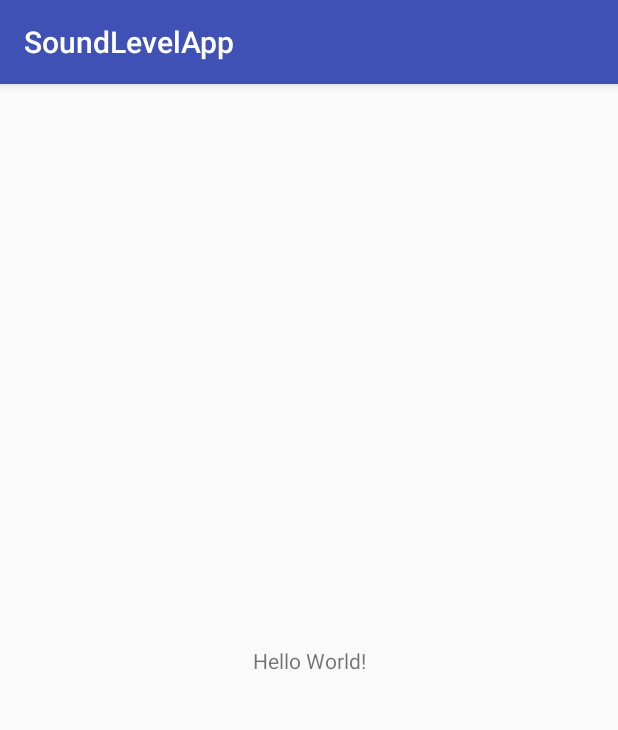
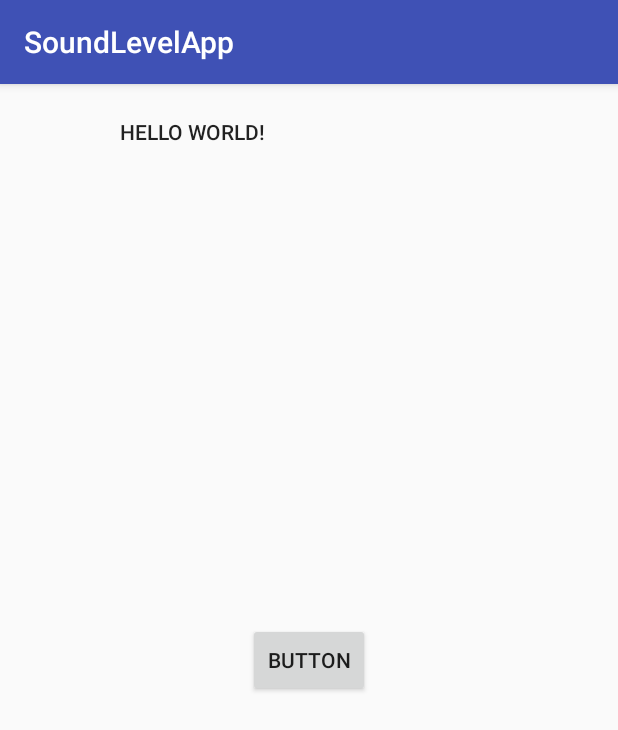
Before and after one commit to ThierrySt-Arnaud/390C-Project, an Android app: the screen it shows after launch (MainActivity), on a phone screen of 412 x 824 dp. Shown: the top 730 px of the screen. Run offline under Robolectric (Android 15) with nearby library versions, the phone set to English and light mode, and no system bars.

Commit message:
Meter Configuration
made the activity for meter configuration with the edittext option to edit the name,project name, location. A basic layout for the meter configuration.

```diff
--- a/SoundLevelApp/app/src/main/java/ca/concordia/teamc/soundlevelapp/MainActivity.java
+++ b/SoundLevelApp/app/src/main/java/ca/concordia/teamc/soundlevelapp/MainActivity.java
@@ -1,13 +1,28 @@
 package ca.concordia.teamc.soundlevelapp;
 
+import android.content.Intent;
 import android.support.v7.app.AppCompatActivity;
 import android.os.Bundle;
+import android.view.View;
+import android.widget.Button;
 
 public class MainActivity extends AppCompatActivity {
+
+    protected SharedPreferenceHelper sharedPreferenceHelper;
+    protected Button button = null;
 
     @Override
     protected void onCreate(Bundle savedInstanceState) {
         super.onCreate(savedInstanceState);
         setContentView(R.layout.activity_main);
+
+
+        sharedPreferenceHelper = new SharedPreferenceHelper(MainActivity.this);
+        button = (Button) findViewById(R.id.button2);
+        button.setOnClickListener(new View.OnClickListener() {
+            @Override
+            public void onClick(View v) {startActivity(new Intent(MainActivity.this, MeterConfigScreen.class));
+            }
+        });
     }
 }
--- /dev/null
+++ b/SoundLevelApp/app/src/main/java/ca/concordia/teamc/soundlevelapp/SharedPreferenceHelper.java
@@ -0,0 +1,35 @@
+package ca.concordia.teamc.soundlevelapp;
+
+import android.content.Context;
+import android.content.SharedPreferences;
+
+
+public class SharedPreferenceHelper {
+    private SharedPreferences sharedPreferences;
+    public SharedPreferenceHelper(Context context)
+    {
+        sharedPreferences = context.getSharedPreferences("ProfilePreference",
+                Context.MODE_PRIVATE );
+    }
+    public void saveProfileName(Profile profile)
+    {
+        SharedPreferences.Editor editor = sharedPreferences.edit();
+        editor.putString("profileName",profile.getName() );
+        editor.putString("profileProject",profile.getProject() );
+        editor.putString("profileLocation",profile.getLocation() );
+        editor.commit();
+    }
+    public String getProfileName()
+    {
+        return sharedPreferences.getString("profileName", null);
+    }
+    public String getProfileProject()
+    {
+        return sharedPreferences.getString("profileProject", null);
+    }
+    public String getProfileLocation()
+    {
+        return sharedPreferences.getString("profileLocation", null);
+    }
+
+}
--- a/SoundLevelApp/app/src/main/res/layout/activity_main.xml
+++ b/SoundLevelApp/app/src/main/res/layout/activity_main.xml
@@ -6,13 +6,30 @@
     android:layout_height="match_parent"
     tools:context="ca.concordia.teamc.soundlevelapp.MainActivity">
 
+    <Button
+        android:id="@+id/button2"
+        android:layout_width="81dp"
+        android:layout_height="49dp"
+        android:layout_marginBottom="8dp"
+        android:layout_marginEnd="8dp"
+        android:layout_marginStart="8dp"
+        android:layout_marginTop="8dp"
+        android:text="Button"
+        app:layout_constraintBottom_toBottomOf="parent"
+        app:layout_constraintEnd_toEndOf="parent"
+        app:layout_constraintStart_toStartOf="parent"
+        app:layout_constraintTop_toTopOf="parent" />
+
     <TextView
-        android:layout_width="wrap_content"
-        android:layout_height="wrap_content"
+        android:id="@+id/textView4"
+        android:layout_width="252dp"
+        android:layout_height="73dp"
         android:text="Hello World!"
+        android:textAppearance="@style/TextAppearance.AppCompat.Widget.Button"
         app:layout_constraintBottom_toBottomOf="parent"
         app:layout_constraintLeft_toLeftOf="parent"
         app:layout_constraintRight_toRightOf="parent"
-        app:layout_constraintTop_toTopOf="parent" />
+        app:layout_constraintTop_toTopOf="parent"
+        app:layout_constraintVertical_bias="0.032" />
 
 </android.support.constraint.ConstraintLayout>
--- /dev/null
+++ b/SoundLevelApp/app/src/main/res/menu/action_button.xml
@@ -0,0 +1,5 @@
+<?xml version="1.0" encoding="utf-8" ?>
+<menu xmlns:android="http://schemas.android.com/apk/res/android">
+    <item android:id="@+id/Edit"
+        android:title="Edit"/>
+</menu>
```
Also changed, not shown: SoundLevelApp/app/src/main/AndroidManifest.xml (+9 -0 lines), SoundLevelApp/app/src/main/java/ca/concordia/teamc/soundlevelapp/MeterConfigScreen.java (added, +90 -0 lines), SoundLevelApp/app/src/main/java/ca/concordia/teamc/soundlevelapp/Profile.java (added, +33 -0 lines), SoundLevelApp/app/src/main/res/layout/meter_config_screen.xml (added, +121 -0 lines), SoundLevelApp/app/src/main/res/values/strings.xml (+8 -0 lines).
